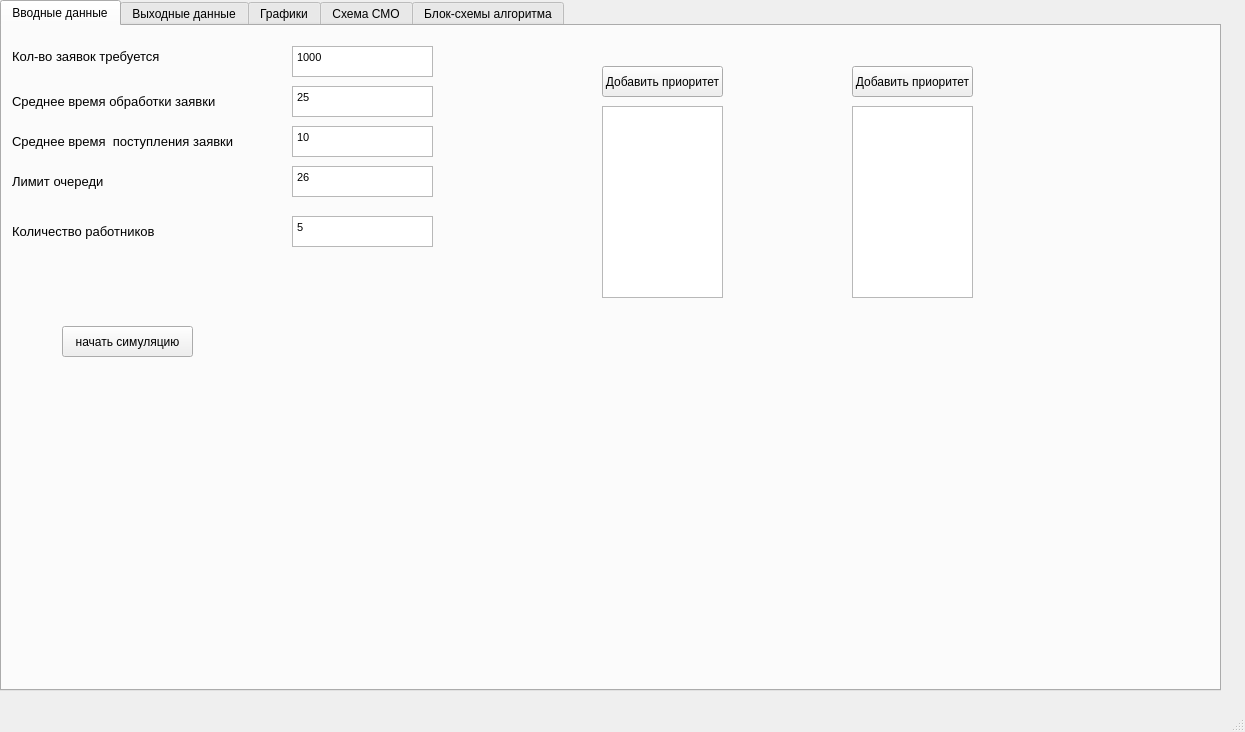
Above: mainwindow.ui from Denisbaic/SolutionModelQT before the change. Below: the same form after it.
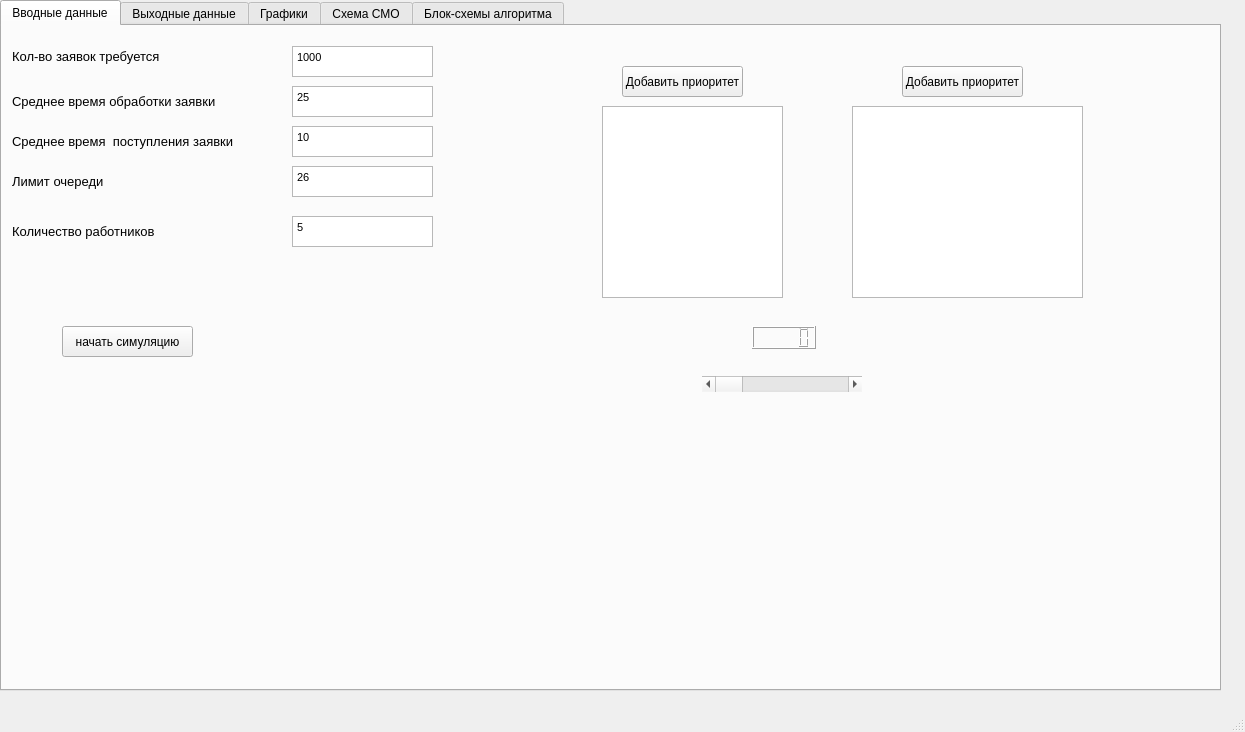
That is the form after the change. The open tabs and pages were chosen to show the change. Icons and pictures are not drawn. Custom widgets are drawn as their Qt base class.

Patch:
```diff
--- a/mainwindow.ui
+++ b/mainwindow.ui
@@ -223,7 +223,7 @@
        <rect>
         <x>600</x>
         <y>80</y>
-        <width>121</width>
+        <width>181</width>
         <height>192</height>
        </rect>
       </property>
@@ -237,7 +237,7 @@
      <widget class="QPushButton" name="pushButtonLowPriority">
       <property name="geometry">
        <rect>
-        <x>600</x>
+        <x>620</x>
         <y>40</y>
         <width>121</width>
         <height>31</height>
@@ -252,7 +252,7 @@
        <rect>
         <x>850</x>
         <y>80</y>
-        <width>121</width>
+        <width>231</width>
         <height>192</height>
        </rect>
       </property>
@@ -260,7 +260,7 @@
      <widget class="QPushButton" name="pushButtonHighPriority">
       <property name="geometry">
        <rect>
-        <x>850</x>
+        <x>900</x>
         <y>40</y>
         <width>121</width>
         <height>31</height>
@@ -270,6 +270,35 @@
        <string>Добавить приоритет</string>
       </property>
      </widget>
+     <widget class="QScrollBar" name="ScrollBarTypeRequestBound">
+      <property name="geometry">
+       <rect>
+        <x>700</x>
+        <y>350</y>
+        <width>160</width>
+        <height>16</height>
+       </rect>
+      </property>
+      <property name="maximum">
+       <number>1000</number>
+      </property>
+      <property name="singleStep">
+       <number>1</number>
+      </property>
+      <property name="orientation">
+       <enum>Qt::Horizontal</enum>
+      </property>
+     </widget>
+     <widget class="QLCDNumber" name="LCDTypeRequestBound">
+      <property name="geometry">
+       <rect>
+        <x>750</x>
+        <y>300</y>
+        <width>64</width>
+        <height>23</height>
+       </rect>
+      </property>
+     </widget>
     </widget>
     <widget class="QWidget" name="tab_2">
      <attribute name="title">
```
Left out of the diff: 14 changed lines with no effect on the pictures.
